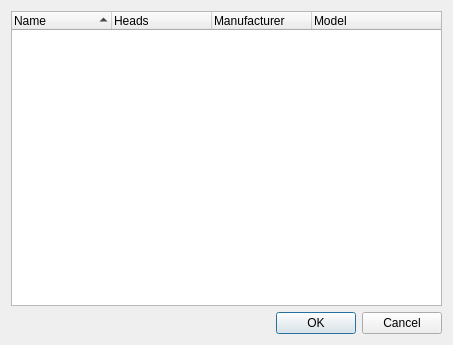
mcallegari/qlcplus, file ui/src/fixtureselection.ui: the form before one commit.
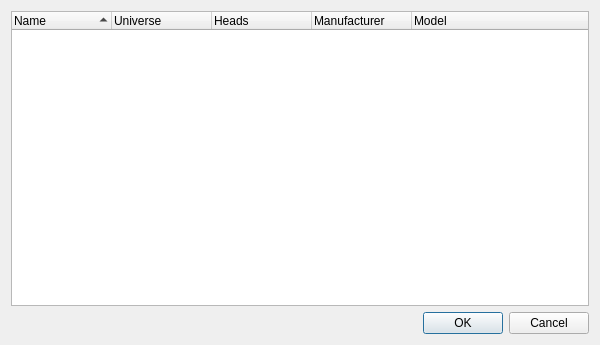
The form after the commit.

Patch:
```diff
--- a/ui/src/fixtureselection.ui
+++ b/ui/src/fixtureselection.ui
@@ -6,7 +6,7 @@
    <rect>
     <x>0</x>
     <y>0</y>
-    <width>453</width>
+    <width>600</width>
     <height>345</height>
    </rect>
   </property>
@@ -39,6 +39,11 @@
        <string>Name</string>
       </property>
      </column>
+     <column>
+      <property name="text">
+       <string>Universe</string>
+      </property>
+     </column>
      <column>
       <property name="text">
        <string>Heads</string>
```
